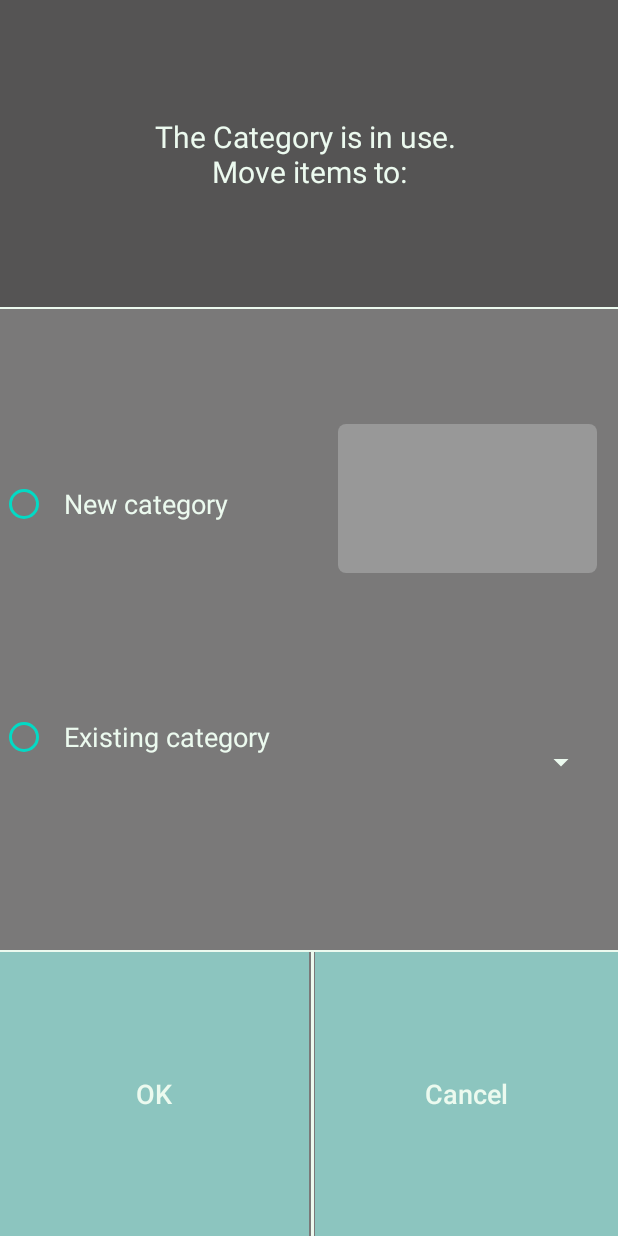
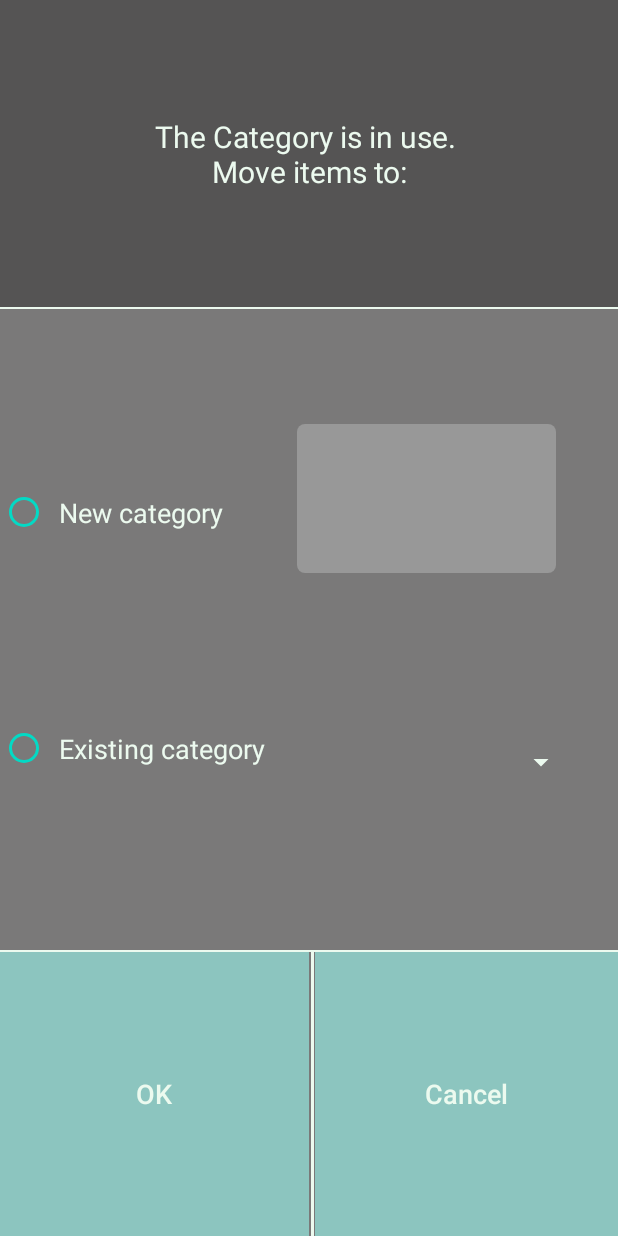
Before and after one commit to Kaladin83/My_Budget, an Android app: the layout change_category_dialog.xml on its own in the app's theme, with its tools: preview values and no code run, on a phone screen of 412 x 824 dp. Run offline under Robolectric (Android 15) with nearby library versions, the phone set to English and light mode, and no system bars.

Commit message:
changing the charts layout and other minor improvements

```diff
--- a/app/src/main/java/com/example/mybudget/Edit.java
+++ b/app/src/main/java/com/example/mybudget/Edit.java
@@ -18,7 +18,6 @@ import com.example.mybudget.components.categorypicker.CategoryPicker;
 import com.example.mybudget.components.item.ItemRecycler;
 import com.example.mybudget.helpers.DataHelper;
 import com.example.mybudget.helpers.ViewsHelper;
-import com.example.mybudget.utils.Enums;
 import com.example.mybudget.utils.Utils;
 
 import java.util.List;
--- a/app/src/main/java/com/example/mybudget/utils/Utils.java
+++ b/app/src/main/java/com/example/mybudget/utils/Utils.java
@@ -26,7 +26,6 @@ import java.util.ArrayList;
 import java.util.List;
 import java.util.Map;
 import java.util.function.Predicate;
-import java.util.stream.Stream;
 
 import static com.example.mybudget.utils.Enums.*;
 import static java.util.stream.Collectors.toList;
--- a/app/src/main/res/layout/change_category_dialog.xml
+++ b/app/src/main/res/layout/change_category_dialog.xml
@@ -28,26 +28,14 @@
         android:layout_height="1dp"/>
     <RadioButton
         android:id="@+id/new_category_radio"
-        android:paddingHorizontal="5dp"
+        android:paddingHorizontal="7dp"
+        android:paddingVertical="10dp"
+        android:text="@string/new_category"
         android:layout_width="wrap_content"
         android:layout_height="wrap_content"
         app:layout_constraintTop_toBottomOf="@+id/separator_1"
-        app:layout_constraintBottom_toTopOf="@+id/existing_category_txt"
-        app:layout_constraintStart_toStartOf="parent"
-        android:buttonTint="?attr/colorSecondary"/>
-
-    <TextView
-        android:id="@+id/new_category_txt"
-        android:layout_width="0dp"
-        android:layout_height="wrap_content"
-        app:layout_constraintHeight_percent="0.15"
-        app:layout_constraintWidth_percent="0.41"
-        app:layout_constraintTop_toBottomOf="@+id/separator_1"
-        app:layout_constraintBottom_toTopOf="@id/existing_category_txt"
-        app:layout_constraintStart_toEndOf="@+id/new_category_radio"
-        android:textSize="8pt"
-        android:textAlignment="textStart"
-        android:text="@string/new_category" />
+        app:layout_constraintBottom_toTopOf="@+id/existing_category_radio"
+        app:layout_constraintStart_toStartOf="parent" />
 
     <EditText
         android:id="@+id/category_edit"
@@ -60,7 +48,7 @@
         app:layout_constraintBottom_toTopOf="@+id/category_spinner"
         app:layout_constraintEnd_toEndOf="parent"
         app:layout_constraintHeight_percent="0.12"
-        app:layout_constraintStart_toEndOf="@+id/new_category_txt"
+        app:layout_constraintStart_toEndOf="@+id/new_category_radio"
         app:layout_constraintTop_toBottomOf="@+id/separator_1"
         app:layout_constraintWidth_percent="0.42" />
 
@@ -68,38 +56,26 @@
         android:id="@+id/edit_place_holder"
         android:layout_width="0dp"
         android:layout_height="0dp"
-        android:paddingHorizontal="5dp"
+        android:paddingEnd="5dp"
+        android:paddingStart="0dp"
         app:layout_constraintBottom_toTopOf="@+id/category_spinner"
         app:layout_constraintEnd_toEndOf="parent"
         app:layout_constraintHeight_percent="0.12"
-        app:layout_constraintStart_toEndOf="@+id/new_category_txt"
+        app:layout_constraintStart_toEndOf="@+id/new_category_radio"
         app:layout_constraintTop_toBottomOf="@+id/separator_1"
         app:layout_constraintWidth_percent="0.42" />
 
     <RadioButton
         android:id="@+id/existing_category_radio"
         android:gravity="center"
-        android:paddingHorizontal="5dp"
+        android:paddingHorizontal="7dp"
+        android:paddingVertical="10dp"
         android:layout_width="wrap_content"
+        android:text="@string/existing_category"
         android:layout_height="wrap_content"
-        app:layout_constraintTop_toBottomOf="@+id/new_category_txt"
+        app:layout_constraintTop_toBottomOf="@id/new_category_radio"
         app:layout_constraintStart_toStartOf="parent"
-        app:layout_constraintBottom_toTopOf="@id/ok_button"
-        android:buttonTint="?attr/colorSecondary"/>
-
-    t<TextView
-        android:id="@+id/existing_category_txt"
-        android:layout_width="0dp"
-        android:layout_height="wrap_content"
-        app:layout_constraintHeight_percent="0.15"
-        app:layout_constraintWidth_percent="0.41"
-        app:layout_constraintTop_toBottomOf="@+id/new_category_txt"
-        app:layout_constraintBottom_toTopOf="@id/ok_button"
-        app:layout_constraintStart_toEndOf="@+id/new_category_radio"
-        android:textAlignment="textStart"
-        android:paddingVertical="13dp"
-        android:textSize="8pt"
-        android:text="@string/existing_category" />
+        app:layout_constraintBottom_toTopOf="@id/ok_button"/>
 
     <Spinner
         android:id="@+id/category_spinner"
@@ -110,8 +86,7 @@
         app:layout_constraintBottom_toTopOf="@+id/cancel_button"
         app:layout_constraintEnd_toEndOf="parent"
         app:layout_constraintTop_toBottomOf="@+id/category_edit"
-        app:layout_constraintStart_toEndOf="@+id/existing_category_txt"
-        android:layout_marginHorizontal="5dp"/>
+        app:layout_constraintStart_toEndOf="@+id/existing_category_radio" />
 
     <View
         android:id="@+id/separator_2"
--- a/app/src/main/res/values/themes.xml
+++ b/app/src/main/res/values/themes.xml
@@ -79,6 +79,7 @@
         <item name="toggleView">@style/ToggleViewStyle</item>
         <item name="menuColor">?attr/colorPrimary</item>
         <item name="dialogBackground">@style/DialogStyle</item>
+        <item name="radioButtonStyle">@style/RadioStyle</item>
 
     </style>
 
@@ -158,4 +159,10 @@
         <item name="android:background">?attr/colorPrimary</item>
     </style>
 
+    <style name="RadioStyle" parent="Widget.AppCompat.CompoundButton.RadioButton">
+        <item name="buttonTint">?attr/colorSecondary</item>
+        <item name="android:textColor">?android:attr/textColorPrimary</item>
+        <item name="android:textSize">8pt</item>
+    </style>
+
 </resources>
```
Also changed, not shown: app/src/main/java/com/example/mybudget/Charts.java (+55 -93 lines), app/src/main/java/com/example/mybudget/components/categorypicker/ManageCategoryDialog.java (+14 -18 lines), app/src/main/res/layout/charts.xml (+113 -125 lines).
